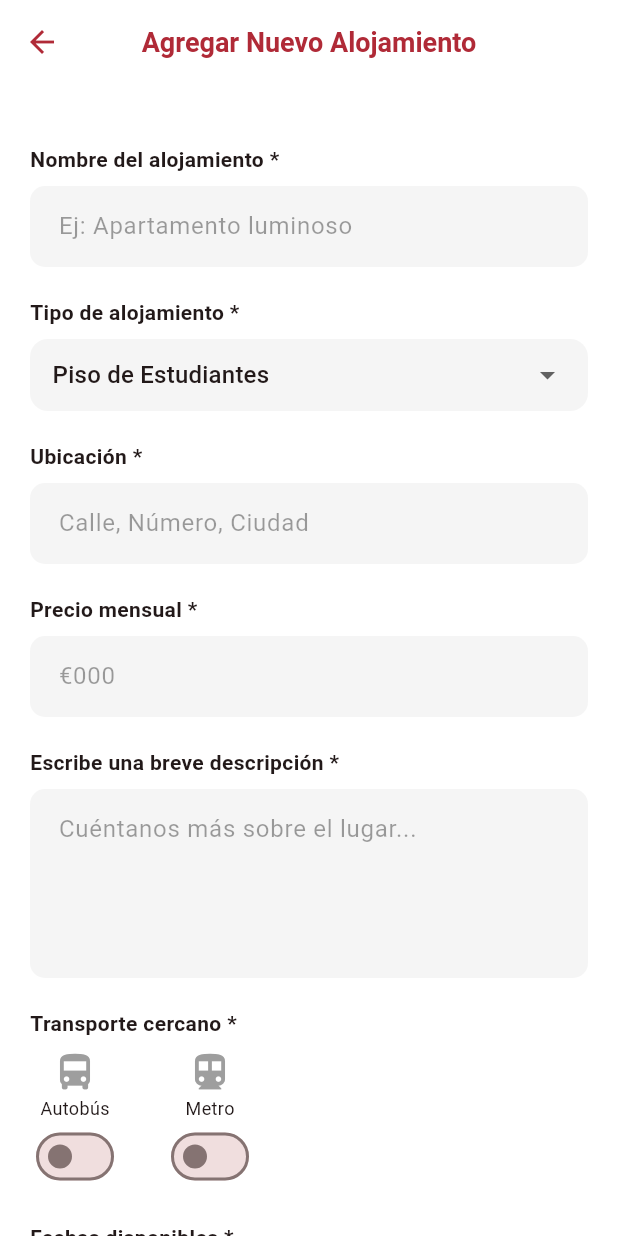
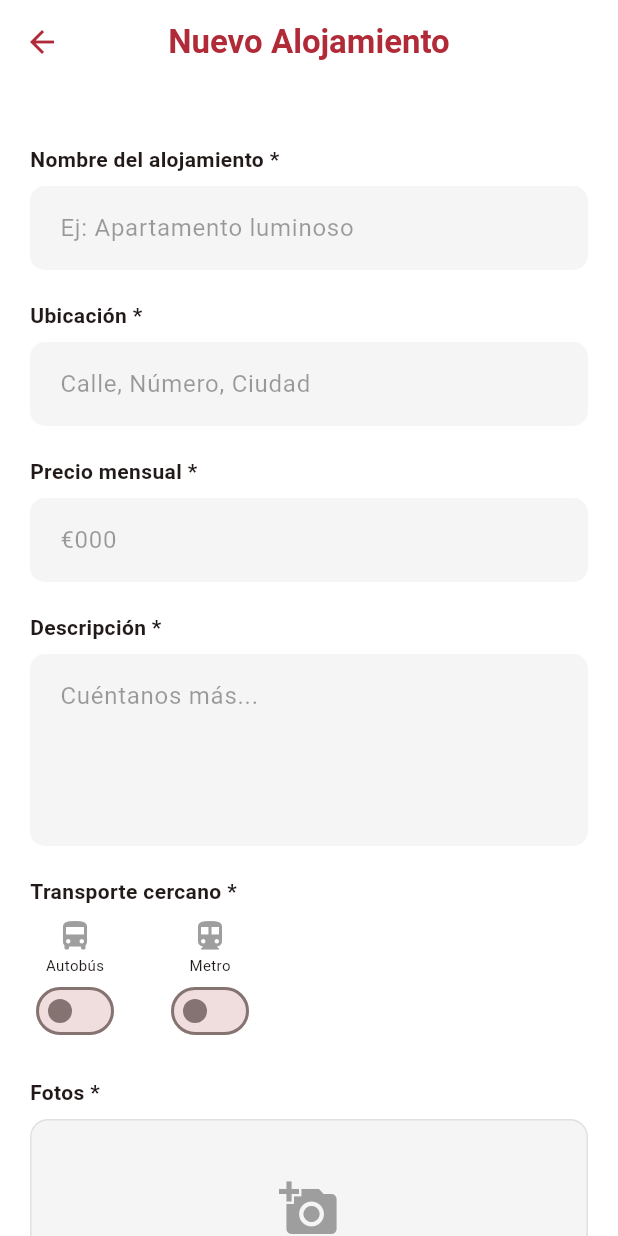
Before and after one commit to carlota06mcg/ProyectoIntermodular, a Flutter app: the FormularioAlojamientoScreen screen opened by its route, on a phone screen of 412 x 824 dp. Run offline on Flutter 3.47's test engine with Material 3 defaults, Android fonts, the phone set to English and light mode, and no system bars; our stand-ins replace image_picker, supabase_flutter; accounts and stored records are empty.

Commit message:
CRUD propiedades hecho
Se han creado CRUD para propiedades,
Falta por

```diff
--- a/roomiefind/lib/models/property_models.dart
+++ b/roomiefind/lib/models/property_models.dart
@@ -63,4 +63,6 @@ class PropertyModel {
       'available_date': availableDate?.toIso8601String(),
     };
   }
+
+
 }
--- a/roomiefind/lib/screens/Owner/createAppartment.dart
+++ b/roomiefind/lib/screens/Owner/createAppartment.dart
@@ -5,47 +5,42 @@ import 'package:provider/provider.dart';
 import 'package:roomiefind/models/property_models.dart';
 import 'package:supabase_flutter/supabase_flutter.dart';
 
-// Importa tus modelos y viewmodels (asegúrate de que las rutas sean correctas)333333
 import '../../viewmodels/property_viewmodel.dart';
-import '../../viewmodels/auth_viewmodel.dart';
 
 class FormularioAlojamientoScreen extends StatefulWidget {
-  final Map<String, dynamic>? alojamientoAEditar;
+  final PropertyModel? propertyAEditar;
 
-  const FormularioAlojamientoScreen({Key? key, this.alojamientoAEditar}) : super(key: key);
+  const FormularioAlojamientoScreen({Key? key, this.propertyAEditar}) : super(key: key);
 
   @override
   _FormularioAlojamientoScreenState createState() => _FormularioAlojamientoScreenState();
 }
 
 class _FormularioAlojamientoScreenState extends State<FormularioAlojamientoScreen> {
-  // --- CONFIGURACIÓN DE COLORES ---
+  // --- CONFIGURACIÓN DE ESTILO ---
   final Color primaryRed = const Color(0xFFB02A37);
   final Color lightRed = const Color(0xFFF8D7DA);
   final Color inputFillColor = const Color(0xFFF5F5F5);
 
-  // --- CONTROLADORES DE TEXTO ---
+  // --- CONTROLADORES ---
   late TextEditingController _nombreController;
   late TextEditingController _ubicacionController;
   late TextEditingController _precioController;
   late TextEditingController _descripcionController;
   late TextEditingController _fechaController;
 
-  // --- ESTADO DE IMÁGENES ---
+  // --- ESTADO ---
   final ImagePicker _picker = ImagePicker();
   List<XFile> _imagenesSeleccionadas = [];
 
-  // --- ESTADOS DE SELECCIÓN ---
-  bool get esEdicion => widget.alojamientoAEditar != null;
+  bool get esEdicion => widget.propertyAEditar != null;
 
   bool tieneAutobus = false;
   bool tieneMetro = false;
-
-  bool servHabIndiv = true;
+  bool servHabIndiv = false;
   bool servAgua = false;
   bool servLuz = false;
   bool servWifi = false;
-
   bool infoMascotas = false;
   bool infoFumadores = false;
   bool infoSoloHyM = false;
@@ -54,11 +49,26 @@ class _FormularioAlojamientoScreenState extends State<FormularioAlojamientoScree
   @override
   void initState() {
     super.initState();
-    _nombreController = TextEditingController(text: esEdicion ? widget.alojamientoAEditar!['nombre'] : '');
-    _ubicacionController = TextEditingController(text: esEdicion ? widget.alojamientoAEditar!['ubicacion'] : '');
-    _precioController = TextEditingController(text: esEdicion ? widget.alojamientoAEditar!['precio'] : '');
-    _descripcionController = TextEditingController(text: esEdicion ? widget.alojamientoAEditar!['descripcion'] : '');
-    _fechaController = TextEditingController(text: esEdicion ? widget.alojamientoAEditar!['fecha'] : 'Noviembre / 21 / 1990');
+    final p = widget.propertyAEditar;
+
+    _nombreController = TextEditingController(text: esEdicion ? p!.title : '');
+    _ubicacionController = TextEditingController(text: esEdicion ? p!.location : '');
+    _precioController = TextEditingController(text: esEdicion ? p!.price.toString() : '');
+    _descripcionController = TextEditingController(text: esEdicion ? p!.description : '');
+    _fechaController = TextEditingController(text: 'Seleccionar fecha');
+
+    if (esEdicion && p != null) {
+      tieneAutobus = p.transport['autobus'] ?? false;
+      tieneMetro = p.transport['metro'] ?? false;
+      servHabIndiv = p.services['habitacion_individual'] ?? false;
+      servAgua = p.services['agua'] ?? false;
+      servLuz = p.services['luz'] ?? false;
+      servWifi = p.services['wifi'] ?? false;
+      infoMascotas = p.additionalInfo['mascotas'] ?? false;
+      infoFumadores = p.additionalInfo['fumadores'] ?? false;
+      infoSoloHyM = p.additionalInfo['solo_hombres_mujeres'] ?? false;
+      infoCompartido = p.additionalInfo['compartido'] ?? false;
+    }
   }
 
   @override
@@ -74,46 +84,34 @@ class _FormularioAlojamientoScreenState extends State<FormularioAlojamientoScree
   Future<void> _seleccionarFotos() async {
     final List<XFile> imagenes = await _picker.pickMultiImage();
     if (imagenes.isNotEmpty) {
-      setState(() {
-        _imagenesSeleccionadas.addAll(imagenes);
-      });
+      setState(() => _imagenesSeleccionadas.addAll(imagenes));
     }
   }
 
-// --- LÓGICA DE GUARDADO EN SUPABASE ---
   Future<void> _procesarFormulario() async {
     final propVM = Provider.of<PropertyViewModel>(context, listen: false);
+    final user = Supabase.instance.client.auth.currentUser;
 
-    // 1. Validar sesión de usuario (Directo desde Supabase para evitar errores de VM)
-    final user = Supabase.instance.client.auth.currentUser;
     if (user == null) {
-      ScaffoldMessenger.of(context).showSnackBar(
-        const SnackBar(content: Text("Debes estar logueado para publicar")),
-      );
+      _showSnackBar("Debes iniciar sesión para publicar", Colors.red);
       return;
     }
 
-    // 2. Validar campos básicos
     if (_nombreController.text.isEmpty || _precioController.text.isEmpty) {
-      ScaffoldMessenger.of(context).showSnackBar(
-        const SnackBar(content: Text("Por favor, rellena los campos obligatorios")),
-      );
+      _showSnackBar("Rellena los campos obligatorios", Colors.orange);
       return;
     }
 
-    // 3. Crear el modelo de datos coincidiendo con property_models.dart
-    final nuevaPropiedad = PropertyModel(
+    final propiedadData = PropertyModel(
+      id: esEdicion ? widget.propertyAEditar!.id : null,
       ownerId: user.id,
       title: _nombreController.text,
       type: "Piso de Estudiantes",
       location: _ubicacionController.text,
       price: double.tryParse(_precioController.text) ?? 0.0,
       description: _descripcionController.text,
-      imageUrls: [], // Se llenará en el servicio tras la subida
-      transport: {
-        "autobus": tieneAutobus,
-        "metro": tieneMetro,
-      },
+      imageUrls: esEdicion ? widget.propertyAEditar!.imageUrls : [],
+      transport: {"autobus": tieneAutobus, "metro": tieneMetro},
       services: {
         "habitacion_individual": servHabIndiv,
         "agua": servAgua,
@@ -129,29 +127,27 @@ class _FormularioAlojamientoScreenState extends State<FormularioAlojamientoScree
       availableDate: DateTime.now(),
     );
 
-    // 5. Llamar al ViewModel
-final exito = await propVM.publishProperty(nuevaPropiedad, _imagenesSeleccionadas);
+    bool exito;
+    if (esEdicion) {
+      exito = await propVM.updateProperty(propiedadData, _imagenesSeleccionadas);
+    } else {
+      exito = await propVM.publishProperty(propiedadData, _imagenesSeleccionadas);
+    }
+
     if (exito && mounted) {
-      ScaffoldMessenger.of(context).showSnackBar(
-        const SnackBar(
-          content: Text("¡Alojamiento publicado con éxito!"),
-          backgroundColor: Colors.green
-        ),
-      );
+      _showSnackBar(esEdicion ? "¡Actualizado!" : "¡Publicado!", Colors.green);
       Navigator.pop(context);
     } else if (mounted) {
-      ScaffoldMessenger.of(context).showSnackBar(
-        SnackBar(
-          content: Text(propVM.errorMessage ?? "Error al publicar"),
-          backgroundColor: Colors.red
-        ),
-      );
+      _showSnackBar(propVM.errorMessage ?? "Error al guardar", Colors.red);
     }
+  }
+
+  void _showSnackBar(String m, Color c) {
+    ScaffoldMessenger.of(context).showSnackBar(SnackBar(content: Text(m), backgroundColor: c));
   }
 
   @override
   Widget build(BuildContext context) {
-    // Escuchamos el estado de carga del ViewModel
     final isLoading = context.watch<PropertyViewModel>().isLoading;
 
     return Scaffold(
@@ -159,18 +155,13 @@ final exito = await propVM.publishProperty(nuevaPropiedad, _imagenesSeleccionada
       appBar: AppBar(
         backgroundColor: Colors.white,
         elevation: 0,
-        leading: IconButton(
-          icon: Icon(Icons.arrow_back, color: primaryRed),
-          onPressed: () => Navigator.pop(context),
-        ),
-        title: Text(
-          esEdicion ? "Editar Alojamiento" : "Agregar Nuevo Alojamiento",
-          style: TextStyle(color: primaryRed, fontWeight: FontWeight.bold, fontSize: 18),
-        ),
+        leading: IconButton(icon: Icon(Icons.arrow_back, color: primaryRed), onPressed: () => Navigator.pop(context)),
+        title: Text(esEdicion ? "Editar Alojamiento" : "Nuevo Alojamiento",
+            style: TextStyle(color: primaryRed, fontWeight: FontWeight.bold)),
         centerTitle: true,
       ),
       body: isLoading
-        ? const Center(child: CircularProgressIndicator()) // Spinner mientras sube
+          ? Center(child: CircularProgressIndicator(color: primaryRed))
           : SingleChildScrollView(
               padding: const EdgeInsets.all(20),
               child: Column(
@@ -178,43 +169,32 @@ final exito = await propVM.publishProperty(nuevaPropiedad, _imagenesSeleccionada
                 children: [
                   _buildLabel("Nombre del alojamiento"),
                   _buildTextField(_nombreController, "Ej: Apartamento luminoso"),
-
-            _buildLabel("Tipo de alojamiento"),
-            _buildDropdownField("Piso de Estudiantes"),
-
                   _buildLabel("Ubicación"),
                   _buildTextField(_ubicacionController, "Calle, Número, Ciudad"),
-
                   _buildLabel("Precio mensual"),
                   _buildTextField(_precioController, "€000", isNumber: true),
-
-            _buildLabel("Escribe una breve descripción"),
-            _buildTextArea(_descripcionController, "Cuéntanos más sobre el lugar..."),
+                  _buildLabel("Descripción"),
+                  _buildTextArea(_descripcionController, "Cuéntanos más..."),
 
                   _buildLabel("Transporte cercano"),
                   Row(
                     children: [
-                _buildTransportIcon(Icons.directions_bus, "Autobús", tieneAutobus, (val) => setState(() => tieneAutobus = val)),
+                      _buildTransportIcon(Icons.directions_bus, "Autobús", tieneAutobus, (v) => setState(() => tieneAutobus = v)),
                       const SizedBox(width: 30),
-                _buildTransportIcon(Icons.directions_subway, "Metro", tieneMetro, (val) => setState(() => tieneMetro = val)),
+                      _buildTransportIcon(Icons.directions_subway, "Metro", tieneMetro, (v) => setState(() => tieneMetro = v)),
                     ],
                   ),
 
-            _buildLabel("Fechas disponibles"),
-            _buildTextField(_fechaController, "Seleccionar fecha", suffixIcon: Icons.calendar_today_outlined),
-
-            _buildLabel("Agregar fotos"),
+                  _buildLabel("Fotos"),
                   _buildPhotoSection(),
 
                   const SizedBox(height: 20),
-            _buildBannerPublicidad(),
-
                   _buildLabel("Servicios Incluidos"),
                   SingleChildScrollView(
                     scrollDirection: Axis.horizontal,
                     child: Row(
                       children: [
-                  _buildServiceItem(Icons.bed, "Habitaciones\nIndividuales", servHabIndiv, () => setState(() => servHabIndiv = !servHabIndiv)),
+                        _buildServiceItem(Icons.bed, "Hab. Individual", servHabIndiv, () => setState(() => servHabIndiv = !servHabIndiv)),
                         _buildServiceItem(Icons.opacity, "Agua", servAgua, () => setState(() => servAgua = !servAgua)),
                         _buildServiceItem(Icons.whatshot, "Luz", servLuz, () => setState(() => servLuz = !servLuz)),
                         _buildServiceItem(Icons.wifi, "WiFi", servWifi, () => setState(() => servWifi = !servWifi)),
@@ -223,10 +203,10 @@ final exito = await propVM.publishProperty(nuevaPropiedad, _imagenesSeleccionada
                   ),
 
                   _buildLabel("Información Adicional"),
-            _buildCheckboxItem("Mascotas", infoMascotas, (val) => setState(() => infoMascotas = val!)),
-            _buildCheckboxItem("Apto para fumadores", infoFumadores, (val) => setState(() => infoFumadores = val!)),
-            _buildCheckboxItem("Solo hombres y mujeres", infoSoloHyM, (val) => setState(() => infoSoloHyM = val!)),
-            _buildCheckboxItem("Alojamiento compartido", infoCompartido, (val) => setState(() => infoCompartido = val!)),
+                  _buildCheckboxItem("Mascotas", infoMascotas, (v) => setState(() => infoMascotas = v!)),
+                  _buildCheckboxItem("Apto fumadores", infoFumadores, (v) => setState(() => infoFumadores = v!)),
+                  _buildCheckboxItem("Solo hombres/mujeres", infoSoloHyM, (v) => setState(() => infoSoloHyM = v!)),
+                  _buildCheckboxItem("Compartido", infoCompartido, (v) => setState(() => infoCompartido = v!)),
 
                   const SizedBox(height: 40),
                   Row(
@@ -236,75 +216,42 @@ final exito = await propVM.publishProperty(nuevaPropiedad, _imagenesSeleccionada
                       Expanded(child: _buildActionButton("Cancelar", lightRed, primaryRed, () => Navigator.pop(context))),
                     ],
                   ),
-            const SizedBox(height: 30),
                 ],
               ),
             ),
     );
   }
 
-  // --- WIDGETS AUXILIARES (Sin cambios) ---
-
-  Widget _buildLabel(String text) {
-    return Padding(
+  // --- WIDGETS AUXILIARES ---
+  Widget _buildLabel(String text) => Padding(
     padding: const EdgeInsets.only(top: 20, bottom: 8),
     child: Text("$text *", style: const TextStyle(fontWeight: FontWeight.bold, fontSize: 14)),
   );
-  }
 
-  Widget _buildTextField(TextEditingController controller, String hint, {bool isNumber = false, IconData? suffixIcon}) {
-    return TextField(
+  Widget _buildTextField(TextEditingController controller, String hint, {bool isNumber = false}) => TextField(
     controller: controller,
     keyboardType: isNumber ? TextInputType.number : TextInputType.text,
     decoration: InputDecoration(
-        hintText: hint,
-        filled: true,
-        fillColor: inputFillColor,
-        suffixIcon: suffixIcon != null ? Icon(suffixIcon, color: Colors.grey) : null,
+      hintText: hint, filled: true, fillColor: inputFillColor,
       border: OutlineInputBorder(borderRadius: BorderRadius.circular(12), borderSide: BorderSide.none),
-        contentPadding: const EdgeInsets.symmetric(horizontal: 15, vertical: 15),
     ),
   );
-  }
 
-  Widget _buildTextArea(TextEditingController controller, String hint) {
-    return TextField(
-      controller: controller,
-      maxLines: 4,
+  Widget _buildTextArea(TextEditingController controller, String hint) => TextField(
+    controller: controller, maxLines: 4,
     decoration: InputDecoration(
-        hintText: hint,
-        filled: true,
-        fillColor: inputFillColor,
+      hintText: hint, filled: true, fillColor: inputFillColor,
       border: OutlineInputBorder(borderRadius: BorderRadius.circular(12), borderSide: BorderSide.none),
-        contentPadding: const EdgeInsets.all(15),
     ),
   );
-  }
 
-  Widget _buildDropdownField(String value) {
-    return Container(
-      padding: const EdgeInsets.symmetric(horizontal: 15),
-      decoration: BoxDecoration(color: inputFillColor, borderRadius: BorderRadius.circular(12)),
-      child: DropdownButtonHideUnderline(
-        child: DropdownButton<String>(
-          value: value,
-          isExpanded: true,
-          items: [DropdownMenuItem(child: Text(value), value: value)],
-          onChanged: (v) {},
-        ),
-      ),
-    );
-  }
-
-  Widget _buildTransportIcon(IconData icon, String label, bool isSelected, Function(bool) onChanged) {
-    return Column(
+  Widget _buildTransportIcon(IconData icon, String label, bool isSelected, Function(bool) onChanged) => Column(
     children: [
-        Icon(icon, size: 30, color: isSelected ? Colors.black : Colors.grey),
-        Text(label, style: const TextStyle(fontSize: 12)),
+      Icon(icon, color: isSelected ? primaryRed : Colors.grey),
+      Text(label, style: const TextStyle(fontSize: 10)),
       Switch(value: isSelected, onChanged: onChanged, activeColor: primaryRed),
     ],
   );
-  }
 
   Widget _buildPhotoSection() {
     return Column(
@@ -312,125 +259,50 @@ final exito = await propVM.publishProperty(nuevaPropiedad, _imagenesSeleccionada
         GestureDetector(
           onTap: _seleccionarFotos,
           child: Container(
-            height: 180,
-            width: double.infinity,
-            decoration: BoxDecoration(
-              color: inputFillColor,
-              borderRadius: BorderRadius.circular(15),
-              border: Border.all(color: Colors.grey.shade300),
-              image: _imagenesSeleccionadas.isNotEmpty
-                  ? DecorationImage(image: FileImage(File(_imagenesSeleccionadas[0].path)), fit: BoxFit.cover)
-                  : null,
-            ),
-            child: _imagenesSeleccionadas.isEmpty
-                ? Column(
-                    mainAxisAlignment: MainAxisAlignment.center,
-                    children: [
-                      Icon(Icons.add_a_photo, color: primaryRed, size: 40),
-                      const Text("Añadir fotos", style: TextStyle(color: Colors.grey)),
-                    ],
-                  )
-                : null,
+            height: 120, width: double.infinity,
+            decoration: BoxDecoration(color: inputFillColor, borderRadius: BorderRadius.circular(12), border: Border.all(color: Colors.grey.shade300)),
+            child: const Icon(Icons.add_a_photo, color: Colors.grey, size: 40),
           ),
         ),
-        if (_imagenesSeleccionadas.isNotEmpty) ...[
-          const SizedBox(height: 10),
-          SizedBox(
-            height: 70,
+        if (_imagenesSeleccionadas.isNotEmpty)
+          Container(
+            height: 80, margin: const EdgeInsets.only(top: 10),
             child: ListView.builder(
               scrollDirection: Axis.horizontal,
               itemCount: _imagenesSeleccionadas.length,
-              itemBuilder: (context, index) {
-                return Stack(
-                  children: [
-                    Container(
-                      width: 70,
-                      margin: const EdgeInsets.only(right: 8),
-                      decoration: BoxDecoration(
+              itemBuilder: (ctx, i) => Padding(
+                padding: const EdgeInsets.only(right: 8),
+                child: ClipRRect(
                   borderRadius: BorderRadius.circular(8),
-                        image: DecorationImage(image: FileImage(File(_imagenesSeleccionadas[index].path)), fit: BoxFit.cover),
+                  child: Image.file(File(_imagenesSeleccionadas[i].path), width: 80, height: 80, fit: BoxFit.cover),
                 ),
-                    ),
-                    Positioned(
-                      right: 12,
-                      top: 0,
-                      child: GestureDetector(
-                        onTap: () => setState(() => _imagenesSeleccionadas.removeAt(index)),
-                        child: Container(
-                          padding: const EdgeInsets.all(2),
-                          decoration: const BoxDecoration(color: Colors.white, shape: BoxShape.circle),
-                          child: const Icon(Icons.close, size: 14, color: Colors.red),
               ),
             ),
           ),
       ],
     );
-              },
-            ),
-          ),
-        ]
-      ],
-    );
   }
 
-  Widget _buildBannerPublicidad() {
-    return Container(
-      width: double.infinity,
-      padding: const EdgeInsets.symmetric(vertical: 20),
-      margin: const EdgeInsets.only(bottom: 10),
-      decoration: BoxDecoration(color: primaryRed, borderRadius: BorderRadius.circular(12)),
-      child: const Center(
-        child: Text("PUBLICIDAD", style: TextStyle(color: Colors.white, fontWeight: FontWeight.bold, letterSpacing: 2)),
-      ),
-    );
-  }
-
-  Widget _buildServiceItem(IconData icon, String label, bool isSelected, VoidCallback onTap) {
-    return GestureDetector(
+  Widget _buildServiceItem(IconData icon, String label, bool isSelected, VoidCallback onTap) => GestureDetector(
     onTap: onTap,
     child: Container(
-        margin: const EdgeInsets.only(right: 10),
-        padding: const EdgeInsets.all(12),
-        width: 100,
+      margin: const EdgeInsets.only(right: 10), padding: const EdgeInsets.all(10), width: 90,
       decoration: BoxDecoration(
         color: isSelected ? lightRed : Colors.white,
         border: Border.all(color: isSelected ? primaryRed : Colors.grey.shade300),
         borderRadius: BorderRadius.circular(10),
       ),
-        child: Column(
-          children: [
-            Icon(icon, color: primaryRed),
-            const SizedBox(height: 5),
-            Text(label, textAlign: TextAlign.center, style: TextStyle(fontSize: 10, color: primaryRed, fontWeight: FontWeight.bold)),
-          ],
-        ),
+      child: Column(children: [Icon(icon, color: primaryRed, size: 20), Text(label, textAlign: TextAlign.center, style: const TextStyle(fontSize: 9))]),
     ),
   );
-  }
 
-  Widget _buildCheckboxItem(String title, bool value, Function(bool?) onChanged) {
-    return CheckboxListTile(
-      title: Text(title, style: const TextStyle(fontSize: 14)),
-      value: value,
-      onChanged: onChanged,
-      activeColor: primaryRed,
-      contentPadding: EdgeInsets.zero,
-      controlAffinity: ListTileControlAffinity.trailing,
-      dense: true,
+  Widget _buildCheckboxItem(String title, bool value, Function(bool?) onChanged) => CheckboxListTile(
+    title: Text(title, style: const TextStyle(fontSize: 13)), value: value, onChanged: onChanged,
+    activeColor: primaryRed, dense: true, contentPadding: EdgeInsets.zero,
+  );
+
+  Widget _buildActionButton(String text, Color bg, Color txt, VoidCallback onPres) => ElevatedButton(
+    style: ElevatedButton.styleFrom(backgroundColor: bg, foregroundColor: txt, shape: RoundedRectangleBorder(borderRadius: BorderRadius.circular(12)), padding: const EdgeInsets.symmetric(vertical: 15)),
+    onPressed: onPres, child: Text(text, style: const TextStyle(fontWeight: FontWeight.bold)),
   );
 }
-
-  Widget _buildActionButton(String text, Color bgColor, Color textColor, VoidCallback onPressed) {
-    return ElevatedButton(
-      style: ElevatedButton.styleFrom(
-        backgroundColor: bgColor,
-        foregroundColor: textColor,
-        elevation: 0,
-        shape: RoundedRectangleBorder(borderRadius: BorderRadius.circular(12)),
-        padding: const EdgeInsets.symmetric(vertical: 16),
-      ),
-      onPressed: onPressed,
-      child: Text(text, style: const TextStyle(fontWeight: FontWeight.bold, fontSize: 16)),
-    );
-  }
-}
```
Also changed, not shown: roomiefind/lib/screens/Owner/ownAppartment.dart (+25 -5 lines), roomiefind/lib/screens/Shared/Property/property_details.dart (added, +117 -0 lines), roomiefind/lib/services/property_service.dart (+41 -0 lines), roomiefind/lib/viewmodels/property_viewmodel.dart (+101 -52 lines), roomiefind/lib/widgets/property_card.dart (+65 -17 lines). Lines whose indentation alone changed are shown as unchanged.
